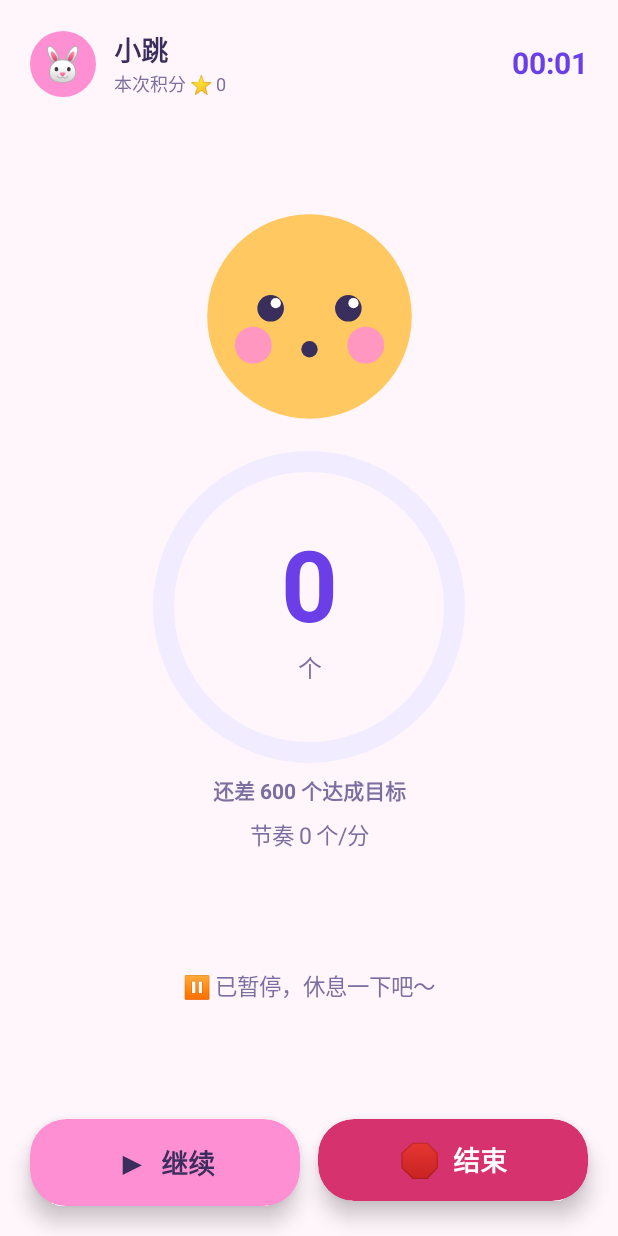
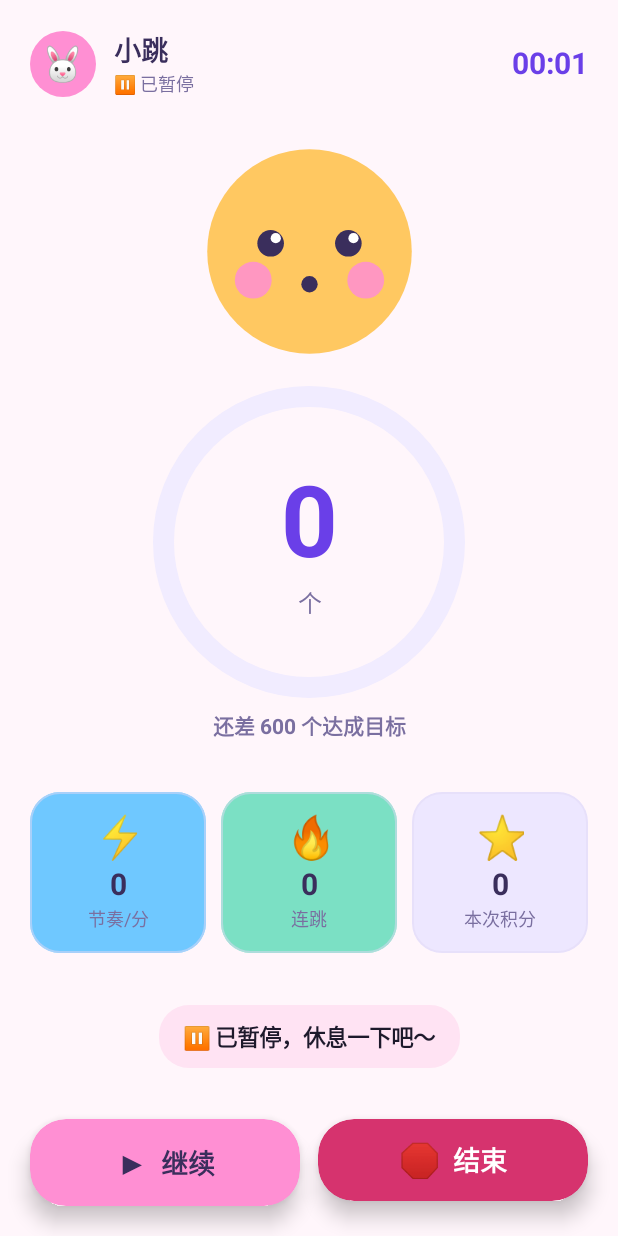
Before and after one commit to xuhaijun/JumpDaily, an Android app built with Jetpack Compose: the TrainingScreen screen opened through its navigation route, after a tap on an icon or button, on a phone screen of 412 x 824 dp. Run offline under Robolectric (Android 15) with nearby library versions, the light colour scheme and no system bars; our stand-ins replace Room's generated code.

Commit message:
style: 传感器计数页美化
- 顶部副标题改为实时状态（计数中/已暂停/准备开始）
- 节奏/连跳/积分升级为三张马卡龙色 StatCard，与首页统计页视觉统一
- 暂停提示改为柔和胶囊卡片
- 目标达成时进度环切换庆祝色（薄荷绿）

```diff
--- a/app/src/main/java/com/jumpdaily/jump/ui/screens/TrainingScreen.kt
+++ b/app/src/main/java/com/jumpdaily/jump/ui/screens/TrainingScreen.kt
@@ -61,6 +61,8 @@ import com.jumpdaily.jump.ui.components.LottieRes
 import com.jumpdaily.jump.ui.components.PopCount
 import com.jumpdaily.jump.ui.components.StatCard
 import com.jumpdaily.jump.ui.theme.InkSoft
+import com.jumpdaily.jump.ui.theme.Mint
+import com.jumpdaily.jump.ui.theme.SkyBlue
 import com.jumpdaily.jump.ui.viewmodel.SessionViewModel
 import com.jumpdaily.jump.ui.viewmodel.TrainingResult
 import com.jumpdaily.jump.data.model.CountMode
@@ -111,14 +113,20 @@ fun TrainingScreen(nav: NavHostController, session: SessionViewModel, container:
             horizontalAlignment = Alignment.CenterHorizontally,
             verticalArrangement = Arrangement.SpaceBetween
         ) {
-            // 顶部：孩子 + 计时
+            // 顶部：孩子 + 实时状态 + 计时
             Row(Modifier.fillMaxWidth(), verticalAlignment = Alignment.CenterVertically) {
                 ChildAvatar(child = child, size = 44.dp)
                 Spacer(Modifier.width(12.dp))
                 Column(Modifier.weight(1f)) {
                     Text(child?.name ?: "宝贝", fontSize = 18.sp, fontWeight = FontWeight.Bold, color = MaterialTheme.colorScheme.onBackground)
-                    // 本次积分实时跳动，替代原来干巴巴的「正在跳绳...」
-                    Text("本次积分 ⭐ $sessionPoints", fontSize = 12.sp, color = InkSoft)
+                    // 实时状态副标题：让孩子一眼知道现在「在跳/暂停/准备」；
+                    // 积分挪到下方数据卡片里展示，这里不再重复
+                    val stateText = when {
+                        paused -> "⏸ 已暂停"
+                        running -> "传感器计数中…"
+                        else -> "准备开始…"
+                    }
+                    Text(stateText, fontSize = 12.sp, color = InkSoft)
                 }
                 Text(formatDuration(elapsed), fontSize = 20.sp, fontWeight = FontWeight.Bold, color = MaterialTheme.colorScheme.primary)
             }
@@ -130,8 +138,10 @@ fun TrainingScreen(nav: NavHostController, session: SessionViewModel, container:
             ) {
                 JumpMascot(mascot, color = MaterialTheme.colorScheme.tertiary)
                 Box(Modifier.size(208.dp), contentAlignment = Alignment.Center) {
+                    val goalDone = dailyGoal > 0 && count >= dailyGoal
                     val prog = if (dailyGoal > 0) (count.toFloat() / dailyGoal).coerceIn(0f, 1f) else 0f
-                    GoalRing(progress = prog, Modifier.fillMaxSize())
+                    // 达成目标瞬间进度环换庆祝色（薄荷绿），给孩子「完成啦」的明确视觉信号
+                    GoalRing(progress = prog, reached = goalDone, modifier = Modifier.fillMaxSize())
                     Column(
                         horizontalAlignment = Alignment.CenterHorizontally,
                         verticalArrangement = Arrangement.spacedBy(2.dp)
@@ -147,21 +157,30 @@ fun TrainingScreen(nav: NavHostController, session: SessionViewModel, container:
                         color = if (count >= dailyGoal) MaterialTheme.colorScheme.primary else InkSoft
                     )
                 }
-                // 连击提示：连跳一段时间才显示，让「连击加分」这件事被看见
-                if (streak >= 5) {
+            }
+
+            // 数据小卡片：节奏 / 连跳 / 积分——与首页、统计页同一套 StatCard，视觉语言统一；
+            // 替代原来两行干巴巴的小字，数据一眼可读、还有点击弹跳的可爱反馈
+            Row(Modifier.fillMaxWidth(), horizontalArrangement = Arrangement.spacedBy(10.dp)) {
+                StatCard("⚡", "$cadence", "节奏/分", Modifier.weight(1f), color = SkyBlue, valueSize = 20.sp)
+                StatCard("🔥", "$streak", "连跳", Modifier.weight(1f), color = Mint, valueSize = 20.sp)
+                StatCard("⭐", "$sessionPoints", "本次积分", Modifier.weight(1f), valueSize = 20.sp)
+            }
+
+            // 底部：暂停提示胶囊 + 暂停/继续 + 结束
+            if (paused) {
+                // 柔和胶囊卡片替代裸文本，暂停状态更醒目也更可爱
+                Card(
+                    shape = RoundedCornerShape(20.dp),
+                    colors = CardDefaults.cardColors(containerColor = MaterialTheme.colorScheme.secondaryContainer)
+                ) {
                     Text(
-                        "🔥 连击 x$streak",
-                        fontSize = 15.sp,
-                        fontWeight = FontWeight.Bold,
-                        color = MaterialTheme.colorScheme.tertiary
+                        "⏸ 已暂停，休息一下吧～",
+                        Modifier.padding(horizontal = 16.dp, vertical = 10.dp),
+                        fontSize = 15.sp, fontWeight = FontWeight.Bold,
+                        color = MaterialTheme.colorScheme.onSecondaryContainer
                     )
                 }
-                Text("节奏 $cadence 个/分", fontSize = 15.sp, color = InkSoft)
-            }
-
-            // 底部：暂停/继续 + 结束
-            if (paused) {
-                Text("⏸ 已暂停，休息一下吧～", fontSize = 15.sp, color = MaterialTheme.colorScheme.onSurfaceVariant)
             }
             Row(Modifier.fillMaxWidth()) {
                 CuteButton(
@@ -280,14 +299,15 @@ fun ResultDialog(result: TrainingResult, goalReached: Boolean, onAgain: () -> Un
 }
 
 /**
- * 训练页大数字背后的环形目标进度：底环 + 主色进度弧。
+ * 训练页大数字背后的环形目标进度：底环 + 进度弧。
  * [progress] ∈ [0,1]，用动画平滑过渡，给孩子清晰的「离目标还有多远」反馈。
+ * [reached] 为 true 时进度弧换庆祝色（薄荷绿），与「🎉 已达成今日目标！」文字呼应。
  */
 @Composable
-private fun GoalRing(progress: Float, modifier: Modifier = Modifier) {
+private fun GoalRing(progress: Float, modifier: Modifier = Modifier, reached: Boolean = false) {
     val animated by animateFloatAsState(progress.coerceIn(0f, 1f), tween(500), label = "goal-ring")
     val trackColor = MaterialTheme.colorScheme.surfaceVariant
-    val progressColor = MaterialTheme.colorScheme.primary
+    val progressColor = if (reached) MaterialTheme.colorScheme.tertiary else MaterialTheme.colorScheme.primary
     Canvas(modifier) {
         val stroke = 14.dp.toPx()
         val r = (size.minDimension - stroke) / 2f
```
